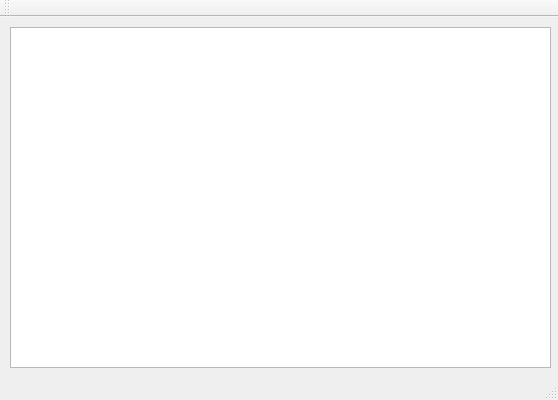
First picture: the form in qraph.ui, repository IvanAnanchikov/graph, before the edit.
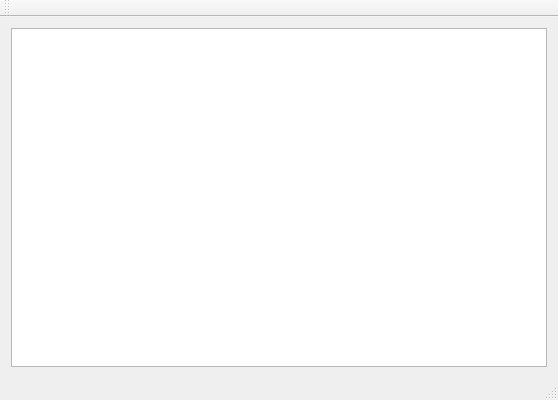
Second picture: the form after the edit.

Commit message: переопределение события изменения размеров окна для пересчета размеров графической сцены

What changed in the file:
```diff
--- a/qraph.ui
+++ b/qraph.ui
@@ -14,16 +14,11 @@
    <string>Qraph</string>
   </property>
   <widget class="QWidget" name="centralWidget">
-   <widget class="QGraphicsView" name="graphicsView">
-    <property name="geometry">
-     <rect>
-      <x>10</x>
-      <y>10</y>
-      <width>541</width>
-      <height>341</height>
-     </rect>
-    </property>
-   </widget>
+   <layout class="QHBoxLayout" name="horizontalLayout">
+    <item>
+     <widget class="QGraphicsView" name="graphicsView"/>
+    </item>
+   </layout>
   </widget>
   <widget class="QMenuBar" name="menuBar">
    <property name="geometry">
```
The commit also changes 3 other files.
